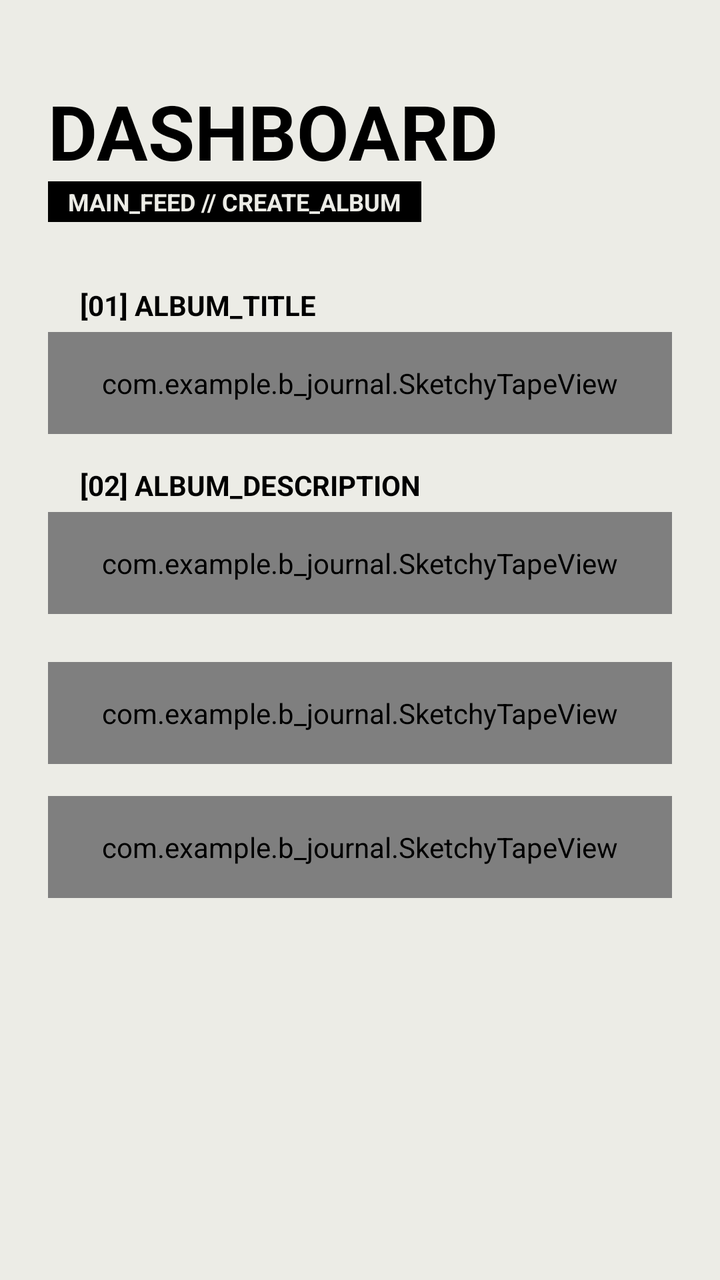
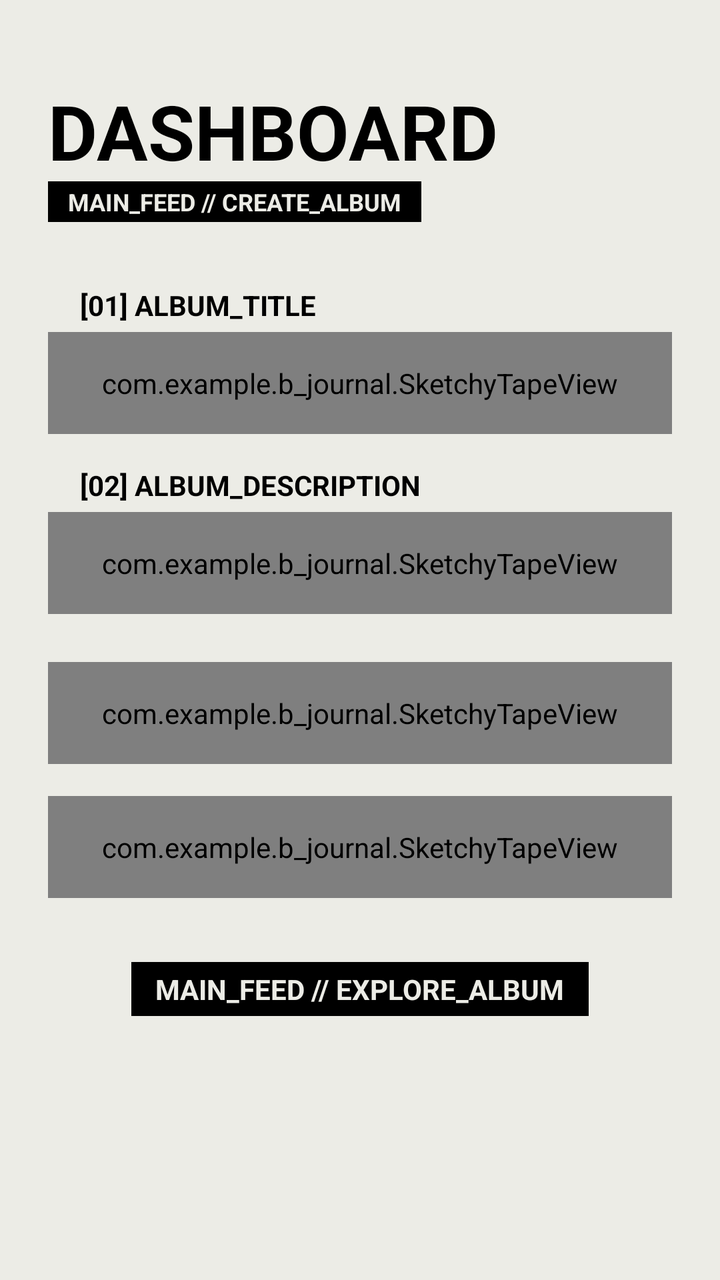

Two renders of the same Android screen: before a commit and after it. Below are the layout's source before the change and the commit's diff.
<!-- AndroidManifest.xml: application theme Theme.BJournal -->
<!-- res/layout/activity_dashboard.xml -->
<?xml version="1.0" encoding="utf-8"?>
<ScrollView xmlns:android="http://schemas.android.com/apk/res/android"
    xmlns:app="http://schemas.android.com/apk/res-auto"
    android:layout_width="match_parent"
    android:layout_height="match_parent"
    android:background="#ECECE6"
    android:fillViewport="true">

    <LinearLayout
        android:layout_width="match_parent"
        android:layout_height="wrap_content"
        android:orientation="vertical"
        android:padding="24dp">

        <TextView
            android:layout_width="wrap_content"
            android:layout_height="wrap_content"
            android:text="DASHBOARD"
            android:textSize="38sp"
            android:textStyle="bold"
            android:textColor="@android:color/black"
            android:layout_marginTop="16dp" />

        <TextView
            android:layout_width="wrap_content"
            android:layout_height="wrap_content"
            android:text="MAIN_FEED // CREATE_ALBUM"
            android:background="@android:color/black"
            android:textColor="#ECECE6"
            android:paddingHorizontal="10dp"
            android:paddingVertical="2dp"
            android:textStyle="bold"
            android:textSize="12sp"
            android:layout_marginBottom="32dp" />

        <TextView
            android:layout_width="wrap_content"
            android:layout_height="wrap_content"
            android:text="[01] ALBUM_TITLE"
            android:textColor="@android:color/black"
            android:textStyle="bold"
            android:textSize="14sp"
            android:layout_marginLeft="16dp"
            android:layout_marginBottom="4dp" />

        <com.example.b_journal.SketchyTapeView
            android:layout_width="match_parent"
            android:layout_height="wrap_content"
            android:padding="16dp"
            android:layout_marginBottom="16dp">

            <EditText
                android:id="@+id/et_album_title"
                android:layout_width="match_parent"
                android:layout_height="55dp"
                android:background="@android:color/white"
                android:hint="ENTER ALBUM NAME..."
                android:textColorHint="#A0A0A0"
                android:padding="12dp"
                android:textColor="@android:color/black"
                android:textStyle="bold"
                android:inputType="textCapCharacters" />
        </com.example.b_journal.SketchyTapeView>

        <TextView
            android:layout_width="wrap_content"
            android:layout_height="wrap_content"
            android:text="[02] ALBUM_DESCRIPTION"
            android:textColor="@android:color/black"
            android:textStyle="bold"
            android:textSize="14sp"
            android:layout_marginLeft="16dp"
            android:layout_marginBottom="4dp" />

        <com.example.b_journal.SketchyTapeView
            android:layout_width="match_parent"
            android:layout_height="wrap_content"
            android:padding="16dp"
            android:layout_marginBottom="24dp">

            <EditText
                android:id="@+id/et_album_desc"
                android:layout_width="match_parent"
                android:layout_height="100dp"
                android:background="@android:color/white"
                android:hint="WRITE STORY OR DESCRIPTION..."
                android:textColorHint="#A0A0A0"
                android:gravity="top|left"
                android:padding="12dp"
                android:textColor="@android:color/black"
                android:textStyle="bold"
                android:inputType="textMultiLine" />
        </com.example.b_journal.SketchyTapeView>

        <com.example.b_journal.SketchyTapeView
            android:layout_width="match_parent"
            android:layout_height="wrap_content"
            android:padding="16dp"
            android:layout_marginBottom="16dp">

            <Button
                android:id="@+id/btn_add_album"
                android:layout_width="match_parent"
                android:layout_height="65dp"
                android:backgroundTint="#C8102E"
                android:text="+ Add Album"
                android:textColor="#ECECE6"
                android:textSize="18sp"
                android:textStyle="bold"
                app:cornerRadius="0dp" />
        </com.example.b_journal.SketchyTapeView>

        <com.example.b_journal.SketchyTapeView
            android:layout_width="match_parent"
            android:layout_height="wrap_content"
            android:padding="16dp">

            <Button
                android:id="@+id/btn_logout"
                android:layout_width="match_parent"
                android:layout_height="60dp"
                android:backgroundTint="@android:color/black"
                android:text="LEAVE_SESSION (LOGOUT)"
                android:textColor="#ECECE6"
                android:textSize="14sp"
                android:textStyle="bold"
                app:cornerRadius="0dp" />
        </com.example.b_journal.SketchyTapeView>

    </LinearLayout>
</ScrollView>
<!-- resources referenced by this layout -->
<resources>
  <style name="Theme.BJournal" parent="Base.Theme.BJournal" />
  <style name="Base.Theme.BJournal" parent="Theme.Material3.DayNight.NoActionBar">
          
          
      </style>
</resources>

<!-- the commit's change to res/layout/activity_dashboard.xml (unified diff, before → after) -->
@@ -1,5 +1,6 @@
 <?xml version="1.0" encoding="utf-8"?>
-<ScrollView xmlns:android="http://schemas.android.com/apk/res/android"
+<androidx.core.widget.NestedScrollView
+    xmlns:android="http://schemas.android.com/apk/res/android"
     xmlns:app="http://schemas.android.com/apk/res-auto"
     android:layout_width="match_parent"
     android:layout_height="match_parent"
@@ -127,5 +128,25 @@
                 app:cornerRadius="0dp" />
         </com.example.b_journal.SketchyTapeView>
 
+        <TextView
+            android:layout_width="wrap_content"
+            android:layout_height="wrap_content"
+            android:text="MAIN_FEED // EXPLORE_ALBUM"
+            android:background="@android:color/black"
+            android:textColor="#ECECE6"
+            android:paddingHorizontal="12dp"
+            android:paddingVertical="4dp"
+            android:textStyle="bold"
+            android:layout_gravity="center_horizontal"
+            android:layout_marginTop="32dp"
+            android:layout_marginBottom="16dp" />
+
+        <androidx.recyclerview.widget.RecyclerView
+            android:id="@+id/rv_albums"
+            android:layout_width="match_parent"
+            android:layout_height="wrap_content"
+            android:nestedScrollingEnabled="false"
+            android:layout_marginBottom="24dp" />
+
     </LinearLayout>
-</ScrollView>
+</androidx.core.widget.NestedScrollView>
